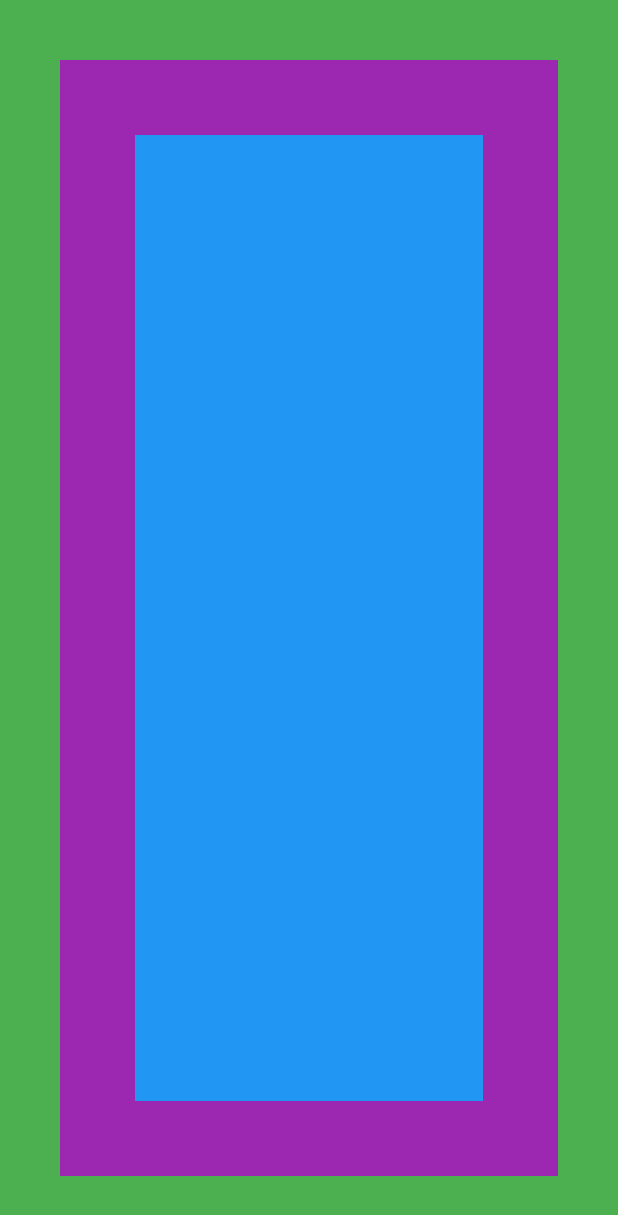
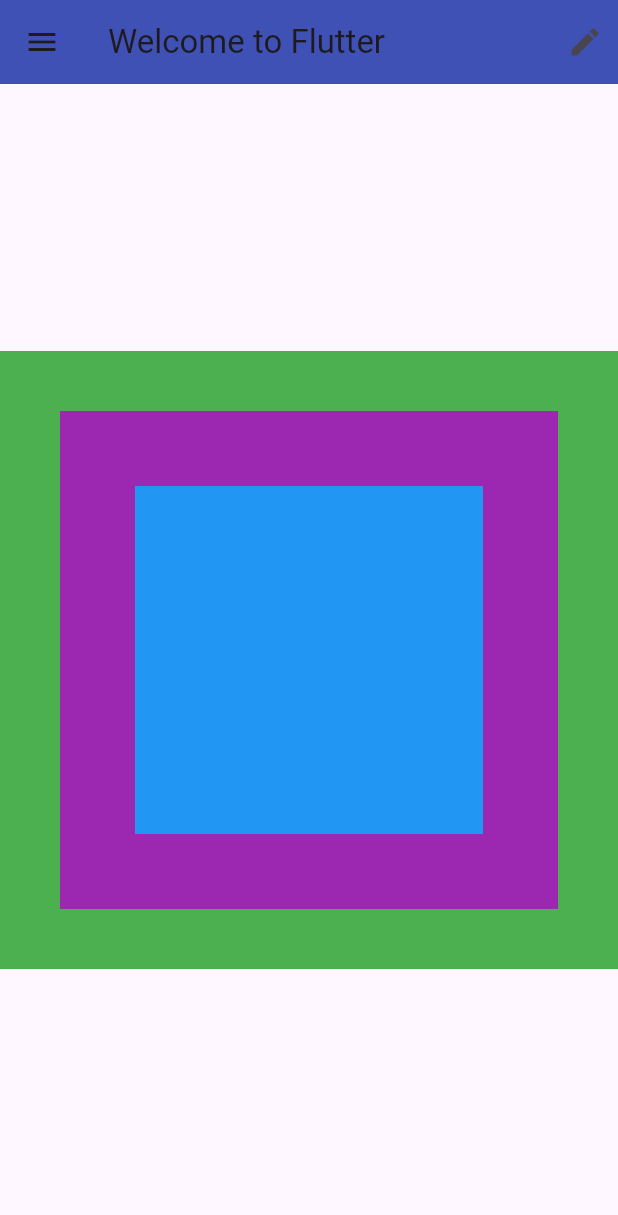
Before and after one commit to tugorez/learning-flutter, a Flutter app: the screen it shows after launch, on a phone screen of 412 x 824 dp. Shown: the top 1215 px of the screen. Run offline on Flutter 3.47's test engine with Material 3 defaults, Android fonts, the phone set to English and light mode, and no system bars.

Commit message:
Using scaffold

```diff
--- /dev/null
+++ b/flutter_layout/lib/basic_screen.dart
@@ -0,0 +1,36 @@
+import 'package:flutter/material.dart';
+import 'package:flutter_layout/immutable_widget.dart';
+
+class BasicScreen extends StatelessWidget {
+  const BasicScreen({super.key});
+
+  @override
+  Widget build(BuildContext context) {
+    return Scaffold(
+      appBar: AppBar(
+        backgroundColor: Colors.indigo,
+        title: Text('Welcome to Flutter'),
+        actions: const [
+          Padding(
+            padding: EdgeInsets.all(10),
+            child: Icon(Icons.edit),
+          ),
+        ],
+      ),
+      body: Center(
+        child: AspectRatio(
+          aspectRatio: 1.0,
+          child: ImmutableWidget(),
+        ),
+      ),
+      drawer: Drawer(
+        child: Container(
+          color: Colors.lightBlue,
+          child: Center(
+            child: Text("I'm a drawer"),
+          ),
+        ),
+      ),
+    );
+  }
+}
--- a/flutter_layout/lib/main.dart
+++ b/flutter_layout/lib/main.dart
@@ -1,5 +1,5 @@
 import 'package:flutter/material.dart';
-import 'package:flutter_layout/immutable_widget.dart';
+import 'package:flutter_layout/basic_screen.dart';
 
 void main() => runApp(const StaticApp());
 
@@ -13,7 +13,7 @@ class StaticApp extends StatelessWidget {
       theme: ThemeData(
         primarySwatch: Colors.blue,
       ),
-      home: const ImmutableWidget(),
+      home: BasicScreen(),
     );
   }
 }
```
